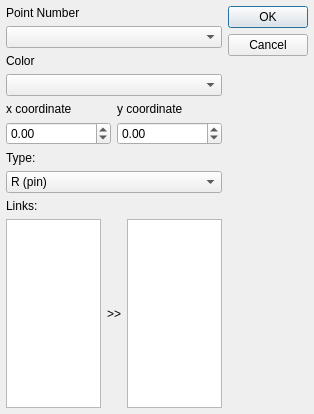
Before: the Qt Designer form core/entities/edit_point.ui in KmolYuan/Pyslvs-UI, drawn with Qt 5.
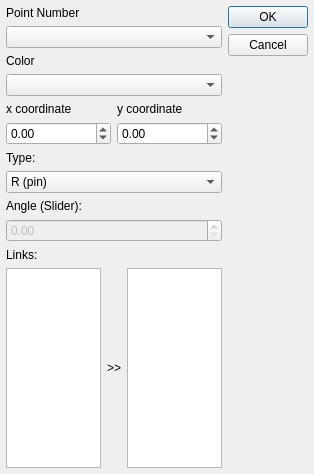
After: the same form once the commit is applied. Icons and pictures are not drawn.

```diff
--- a/core/entities/edit_point.ui
+++ b/core/entities/edit_point.ui
@@ -7,19 +7,19 @@
     <x>0</x>
     <y>0</y>
     <width>314</width>
-    <height>414</height>
+    <height>474</height>
    </rect>
   </property>
   <property name="minimumSize">
    <size>
     <width>314</width>
-    <height>414</height>
+    <height>474</height>
    </size>
   </property>
   <property name="maximumSize">
    <size>
     <width>314</width>
-    <height>414</height>
+    <height>474</height>
    </size>
   </property>
   <property name="windowTitle">
@@ -137,6 +137,23 @@
        </item>
       </widget>
      </item>
+     <item>
+      <widget class="QLabel" name="label_5">
+       <property name="text">
+        <string>Angle (Slider):</string>
+       </property>
+      </widget>
+     </item>
+     <item>
+      <widget class="QDoubleSpinBox" name="Angle">
+       <property name="enabled">
+        <bool>false</bool>
+       </property>
+       <property name="maximum">
+        <double>360.000000000000000</double>
+       </property>
+      </widget>
+     </item>
      <item>
       <widget class="QLabel" name="label_3">
        <property name="text">
```
